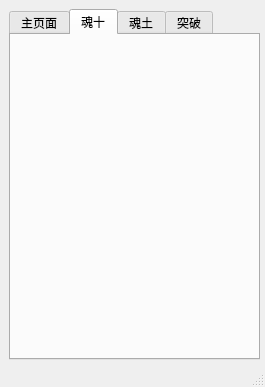
First picture: the form in yyswindow.ui, repository huangyisan/yys_assistant, before the edit.
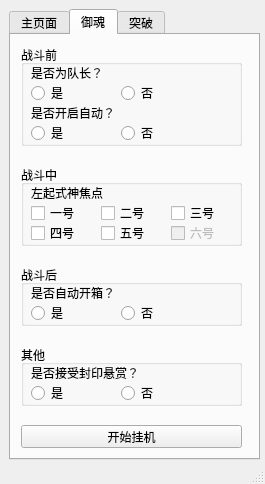
Second picture: the form after the edit. The open tabs and pages were chosen to show the change.

What changed in the file:
```diff
--- a/yyswindow.ui
+++ b/yyswindow.ui
@@ -7,7 +7,7 @@
     <x>0</x>
     <y>0</y>
     <width>265</width>
-    <height>387</height>
+    <height>484</height>
    </rect>
   </property>
   <property name="minimumSize">
@@ -19,7 +19,7 @@
   <property name="maximumSize">
    <size>
     <width>265</width>
-    <height>387</height>
+    <height>999999</height>
    </size>
   </property>
   <property name="windowTitle">
@@ -32,7 +32,7 @@
       <x>9</x>
       <y>9</y>
       <width>251</width>
-      <height>351</height>
+      <height>451</height>
      </rect>
     </property>
     <property name="currentIndex">
@@ -320,13 +320,353 @@
     </widget>
     <widget class="QWidget" name="second_page">
      <attribute name="title">
-      <string>魂十</string>
+      <string>御魂</string>
      </attribute>
-    </widget>
-    <widget class="QWidget" name="third_page">
-     <attribute name="title">
-      <string>魂土</string>
-     </attribute>
+     <widget class="QGroupBox" name="groupBox_4">
+      <property name="geometry">
+       <rect>
+        <x>10</x>
+        <y>10</y>
+        <width>221</width>
+        <height>101</height>
+       </rect>
+      </property>
+      <property name="font">
+       <font>
+        <weight>50</weight>
+        <bold>false</bold>
+       </font>
+      </property>
+      <property name="title">
+       <string>战斗前</string>
+      </property>
+      <widget class="QRadioButton" name="btn_radio_leader_yes">
+       <property name="geometry">
+        <rect>
+         <x>10</x>
+         <y>40</y>
+         <width>89</width>
+         <height>16</height>
+        </rect>
+       </property>
+       <property name="text">
+        <string>是</string>
+       </property>
+       <attribute name="buttonGroup">
+        <string notr="true">buttonGroup</string>
+       </attribute>
+      </widget>
+      <widget class="QRadioButton" name="btn_radio_leader_no">
+       <property name="geometry">
+        <rect>
+         <x>100</x>
+         <y>40</y>
+         <width>89</width>
+         <height>16</height>
+        </rect>
+       </property>
+       <property name="text">
+        <string>否</string>
+       </property>
+       <attribute name="buttonGroup">
+        <string notr="true">buttonGroup</string>
+       </attribute>
+      </widget>
+      <widget class="QLabel" name="label">
+       <property name="geometry">
+        <rect>
+         <x>10</x>
+         <y>20</y>
+         <width>71</width>
+         <height>16</height>
+        </rect>
+       </property>
+       <property name="text">
+        <string>是否为队长？</string>
+       </property>
+      </widget>
+      <widget class="QRadioButton" name="btn_radio_auto_yes">
+       <property name="geometry">
+        <rect>
+         <x>10</x>
+         <y>80</y>
+         <width>89</width>
+         <height>16</height>
+        </rect>
+       </property>
+       <property name="text">
+        <string>是</string>
+       </property>
+      </widget>
+      <widget class="QRadioButton" name="btn_radio_auto_no">
+       <property name="geometry">
+        <rect>
+         <x>100</x>
+         <y>80</y>
+         <width>89</width>
+         <height>16</height>
+        </rect>
+       </property>
+       <property name="text">
+        <string>否</string>
+       </property>
+      </widget>
+      <widget class="QLabel" name="label_2">
+       <property name="geometry">
+        <rect>
+         <x>10</x>
+         <y>60</y>
+         <width>161</width>
+         <height>16</height>
+        </rect>
+       </property>
+       <property name="text">
+        <string>是否开启自动？</string>
+       </property>
+      </widget>
+     </widget>
+     <widget class="QGroupBox" name="groupBox_5">
+      <property name="geometry">
+       <rect>
+        <x>10</x>
+        <y>130</y>
+        <width>221</width>
+        <height>81</height>
+       </rect>
+      </property>
+      <property name="title">
+       <string>战斗中</string>
+      </property>
+      <widget class="QCheckBox" name="checkbox_first_pos">
+       <property name="geometry">
+        <rect>
+         <x>10</x>
+         <y>40</y>
+         <width>71</width>
+         <height>16</height>
+        </rect>
+       </property>
+       <property name="text">
+        <string>一号</string>
+       </property>
+       <attribute name="buttonGroup">
+        <string notr="true">buttonGroup_2</string>
+       </attribute>
+      </widget>
+      <widget class="QCheckBox" name="checkbox_second_pos">
+       <property name="geometry">
+        <rect>
+         <x>80</x>
+         <y>40</y>
+         <width>71</width>
+         <height>16</height>
+        </rect>
+       </property>
+       <property name="text">
+        <string>二号</string>
+       </property>
+       <attribute name="buttonGroup">
+        <string notr="true">buttonGroup_2</string>
+       </attribute>
+      </widget>
+      <widget class="QCheckBox" name="checkbox_third_pos">
+       <property name="geometry">
+        <rect>
+         <x>150</x>
+         <y>40</y>
+         <width>71</width>
+         <height>16</height>
+        </rect>
+       </property>
+       <property name="text">
+        <string>三号</string>
+       </property>
+       <attribute name="buttonGroup">
+        <string notr="true">buttonGroup_2</string>
+       </attribute>
+      </widget>
+      <widget class="QCheckBox" name="checkbox_fourth_pos">
+       <property name="geometry">
+        <rect>
+         <x>10</x>
+         <y>60</y>
+         <width>71</width>
+         <height>16</height>
+        </rect>
+       </property>
+       <property name="text">
+        <string>四号</string>
+       </property>
+       <attribute name="buttonGroup">
+        <string notr="true">buttonGroup_2</string>
+       </attribute>
+      </widget>
+      <widget class="QCheckBox" name="checkbox_sixth_pos">
+       <property name="enabled">
+        <bool>false</bool>
+       </property>
+       <property name="geometry">
+        <rect>
+         <x>150</x>
+         <y>60</y>
+         <width>71</width>
+         <height>16</height>
+        </rect>
+       </property>
+       <property name="text">
+        <string>六号</string>
+       </property>
+       <attribute name="buttonGroup">
+        <string notr="true">buttonGroup_2</string>
+       </attribute>
+      </widget>
+      <widget class="QCheckBox" name="checkbox_fifth_pos">
+       <property name="geometry">
+        <rect>
+         <x>80</x>
+         <y>60</y>
+         <width>71</width>
+         <height>16</height>
+        </rect>
+       </property>
+       <property name="text">
+        <string>五号</string>
+       </property>
+       <attribute name="buttonGroup">
+        <string notr="true">buttonGroup_2</string>
+       </attribute>
+      </widget>
+      <widget class="QLabel" name="label_3">
+       <property name="geometry">
+        <rect>
+         <x>10</x>
+         <y>20</y>
+         <width>101</width>
+         <height>16</height>
+        </rect>
+       </property>
+       <property name="text">
+        <string>左起式神焦点</string>
+       </property>
+      </widget>
+     </widget>
+     <widget class="QGroupBox" name="groupBox_6">
+      <property name="geometry">
+       <rect>
+        <x>10</x>
+        <y>230</y>
+        <width>221</width>
+        <height>61</height>
+       </rect>
+      </property>
+      <property name="title">
+       <string>战斗后</string>
+      </property>
+      <widget class="QLabel" name="label_4">
+       <property name="geometry">
+        <rect>
+         <x>10</x>
+         <y>20</y>
+         <width>151</width>
+         <height>16</height>
+        </rect>
+       </property>
+       <property name="text">
+        <string>是否自动开箱？</string>
+       </property>
+      </widget>
+      <widget class="QRadioButton" name="btn_radio_open_yes">
+       <property name="geometry">
+        <rect>
+         <x>10</x>
+         <y>40</y>
+         <width>89</width>
+         <height>16</height>
+        </rect>
+       </property>
+       <property name="text">
+        <string>是</string>
+       </property>
+      </widget>
+      <widget class="QRadioButton" name="btn_radio_open_no">
+       <property name="geometry">
+        <rect>
+         <x>100</x>
+         <y>40</y>
+         <width>89</width>
+         <height>16</height>
+        </rect>
+       </property>
+       <property name="text">
+        <string>否</string>
+       </property>
+      </widget>
+     </widget>
+     <widget class="QGroupBox" name="groupBox_7">
+      <property name="geometry">
+       <rect>
+        <x>10</x>
+        <y>310</y>
+        <width>221</width>
+        <height>61</height>
+       </rect>
+      </property>
+      <property name="title">
+       <string>其他</string>
+      </property>
+      <widget class="QLabel" name="label_5">
+       <property name="geometry">
+        <rect>
+         <x>10</x>
+         <y>20</y>
+         <width>151</width>
+         <height>16</height>
+        </rect>
+       </property>
+       <property name="text">
+        <string>是否接受封印悬赏？</string>
+       </property>
+      </widget>
+      <widget class="QRadioButton" name="btn_radio_reward_yes">
+       <property name="geometry">
+        <rect>
+         <x>10</x>
+         <y>40</y>
+         <width>89</width>
+         <height>16</height>
+        </rect>
+       </property>
+       <property name="text">
+        <string>是</string>
+       </property>
+      </widget>
+      <widget class="QRadioButton" name="btn_radio_reward_no">
+       <property name="geometry">
+        <rect>
+         <x>100</x>
+         <y>40</y>
+         <width>89</width>
+         <height>16</height>
+        </rect>
+       </property>
+       <property name="text">
+        <string>否</string>
+       </property>
+      </widget>
+     </widget>
+     <widget class="QPushButton" name="btn_start_soul">
+      <property name="geometry">
+       <rect>
+        <x>10</x>
+        <y>390</y>
+        <width>221</width>
+        <height>23</height>
+       </rect>
+      </property>
+      <property name="text">
+       <string>开始挂机</string>
+      </property>
+     </widget>
     </widget>
     <widget class="QWidget" name="fourth_page">
      <attribute name="title">
```
Left out of the diff: 6 changed lines with no effect on the pictures.
